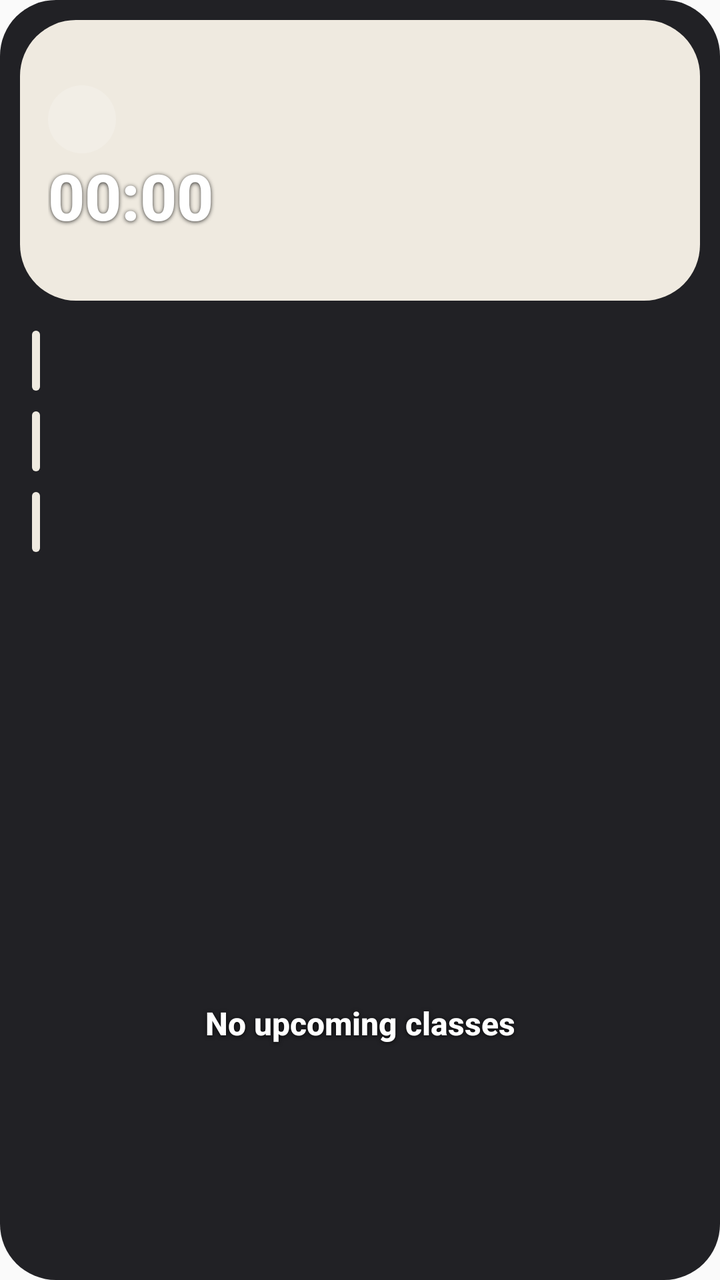
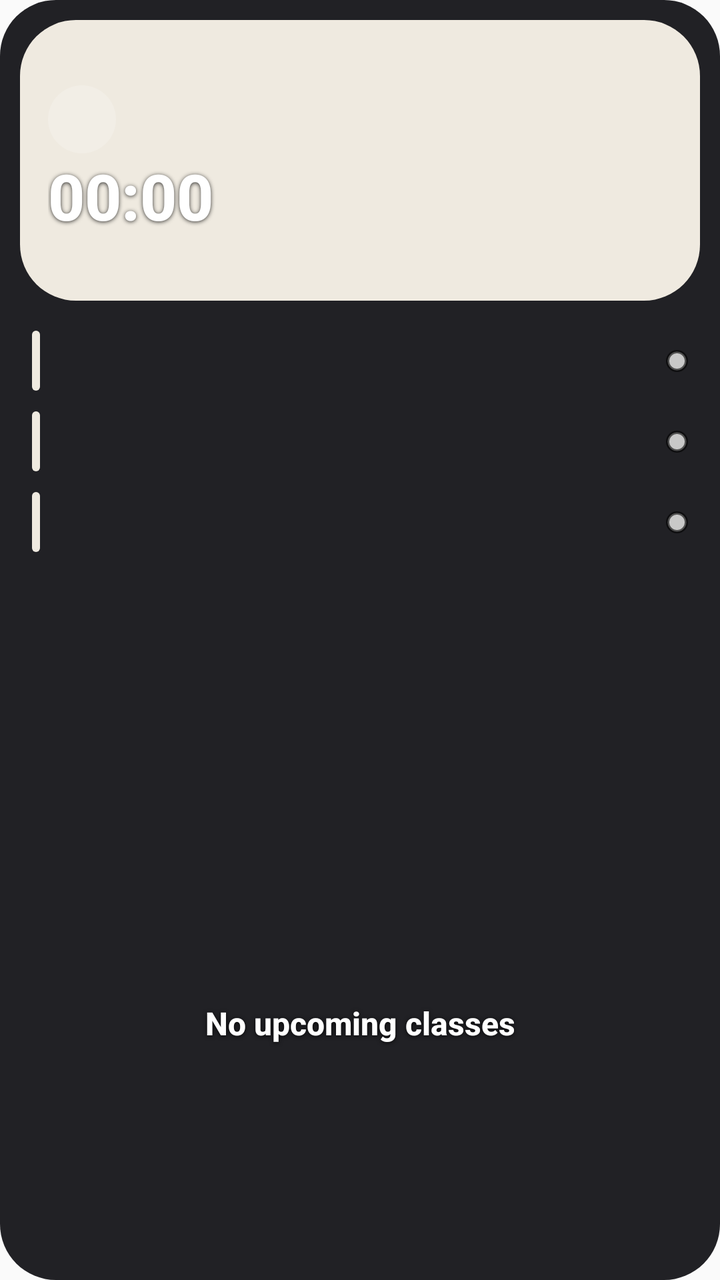

Screens rendered from an Android XML layout before and after an edit, with the pre-edit source and the edit as a unified diff.
<!-- AndroidManifest.xml: application theme Theme.Clockdown -->
<!-- res/layout/w_classes_glass.xml -->
<?xml version="1.0" encoding="utf-8"?>
<LinearLayout xmlns:android="http://schemas.android.com/apk/res/android"
    android:id="@+id/croot"
    android:layout_width="match_parent"
    android:layout_height="match_parent"
    android:background="@drawable/widget_bg"
    android:orientation="vertical"
    android:padding="10dp">

    <LinearLayout
        android:id="@+id/cnext"
        android:layout_width="match_parent"
        android:layout_height="wrap_content"
        android:background="@drawable/widget_bg_0"
        android:orientation="vertical"
        android:padding="14dp">

        <TextView
        android:shadowColor="#CC000000"
        android:shadowDx="0"
        android:shadowDy="1"
        android:shadowRadius="5"
            android:id="@+id/chead"
            android:layout_width="match_parent"
            android:layout_height="wrap_content"
            android:fontFamily="sans-serif-medium"
            android:maxLines="1"
            android:textColor="#B0FFFFFF"
            android:textSize="11sp"
            android:textStyle="bold" />

        <LinearLayout
            android:layout_width="match_parent"
            android:layout_height="wrap_content"
            android:layout_marginTop="4dp"
            android:gravity="center_vertical"
            android:orientation="horizontal">

            <TextView
        android:shadowColor="#CC000000"
        android:shadowDx="0"
        android:shadowDy="1"
        android:shadowRadius="5"
                android:id="@+id/cemoji"
                android:layout_width="34dp"
                android:layout_height="34dp"
                android:background="@drawable/widget_badge_light"
                android:gravity="center"
                android:textSize="18sp" />

            <TextView
        android:shadowColor="#CC000000"
        android:shadowDx="0"
        android:shadowDy="1"
        android:shadowRadius="5"
                android:id="@+id/cname"
                android:layout_width="0dp"
                android:layout_height="wrap_content"
                android:layout_marginStart="10dp"
                android:layout_weight="1"
                android:ellipsize="end"
                android:fontFamily="sans-serif-medium"
                android:maxLines="2"
                android:textColor="@color/white"
                android:textSize="15sp"
                android:textStyle="bold" />
        </LinearLayout>

        <Chronometer
        android:shadowColor="#CC000000"
        android:shadowDx="0"
        android:shadowDy="1"
        android:shadowRadius="5"
            android:id="@+id/cchrono"
            android:layout_width="match_parent"
            android:layout_height="wrap_content"
            android:layout_marginTop="4dp"
            android:fontFamily="sans-serif-medium"
            android:fontFeatureSettings="tnum"
            android:includeFontPadding="false"
            android:textColor="@color/white"
            android:autoSizeMaxTextSize="32sp"
            android:autoSizeMinTextSize="14sp"
            android:autoSizeStepGranularity="1sp"
            android:autoSizeTextType="uniform"
            android:maxLines="1"
            android:textSize="32sp"
            android:textStyle="bold" />

        <TextView
        android:shadowColor="#CC000000"
        android:shadowDx="0"
        android:shadowDy="1"
        android:shadowRadius="5"
            android:id="@+id/croom"
            android:layout_width="match_parent"
            android:layout_height="wrap_content"
            android:layout_marginTop="2dp"
            android:ellipsize="end"
            android:fontFamily="sans-serif-medium"
            android:maxLines="1"
            android:textColor="#B0FFFFFF"
            android:textSize="12sp"
            android:textStyle="bold" />
    </LinearLayout>

    <LinearLayout
        android:id="@+id/crest"
        android:layout_width="match_parent"
        android:layout_height="0dp"
        android:layout_marginTop="6dp"
        android:layout_weight="1"
        android:orientation="vertical">

        <LinearLayout
            android:id="@+id/c0"
            android:layout_width="match_parent"
            android:layout_height="wrap_content"
            android:layout_marginTop="8dp"
            android:gravity="center_vertical"
            android:orientation="horizontal"
            android:paddingStart="6dp"
            android:paddingEnd="6dp">

            <TextView
        android:shadowColor="#CC000000"
        android:shadowDx="0"
        android:shadowDy="1"
        android:shadowRadius="5"
                android:id="@+id/c0_bar"
                android:layout_width="4dp"
                android:layout_height="30dp"
                android:background="@drawable/widget_bg_0" />

            <TextView
        android:shadowColor="#CC000000"
        android:shadowDx="0"
        android:shadowDy="1"
        android:shadowRadius="5"
                android:id="@+id/c0_time"
                android:layout_width="62dp"
                android:layout_height="wrap_content"
                android:layout_marginStart="10dp"
                android:fontFamily="sans-serif-medium"
                android:maxLines="1"
                android:textColor="@color/white"
                android:textSize="12sp"
                android:textStyle="bold" />

            <LinearLayout
                android:layout_width="0dp"
                android:layout_height="wrap_content"
                android:layout_weight="1"
                android:orientation="vertical">

                <TextView
        android:shadowColor="#CC000000"
        android:shadowDx="0"
        android:shadowDy="1"
        android:shadowRadius="5"
                    android:id="@+id/c0_name"
                    android:layout_width="match_parent"
                    android:layout_height="wrap_content"
                    android:ellipsize="end"
                    android:fontFamily="sans-serif-medium"
                    android:maxLines="1"
                    android:textColor="@color/white"
                    android:textSize="13sp"
                    android:textStyle="bold" />

                <TextView
        android:shadowColor="#CC000000"
        android:shadowDx="0"
        android:shadowDy="1"
        android:shadowRadius="5"
                    android:id="@+id/c0_room"
                    android:layout_width="match_parent"
                    android:layout_height="wrap_content"
                    android:ellipsize="end"
                    android:maxLines="1"
                    android:textColor="#B0FFFFFF"
                    android:textSize="11sp" />
            </LinearLayout>
        </LinearLayout>

        <LinearLayout
            android:id="@+id/c1"
            android:layout_width="match_parent"
            android:layout_height="wrap_content"
            android:layout_marginTop="8dp"
            android:gravity="center_vertical"
            android:orientation="horizontal"
            android:paddingStart="6dp"
            android:paddingEnd="6dp">

            <TextView
        android:shadowColor="#CC000000"
        android:shadowDx="0"
        android:shadowDy="1"
        android:shadowRadius="5"
                android:id="@+id/c1_bar"
                android:layout_width="4dp"
                android:layout_height="30dp"
                android:background="@drawable/widget_bg_0" />

            <TextView
        android:shadowColor="#CC000000"
        android:shadowDx="0"
        android:shadowDy="1"
        android:shadowRadius="5"
                android:id="@+id/c1_time"
                android:layout_width="62dp"
                android:layout_height="wrap_content"
                android:layout_marginStart="10dp"
                android:fontFamily="sans-serif-medium"
                android:maxLines="1"
                android:textColor="@color/white"
                android:textSize="12sp"
                android:textStyle="bold" />

            <LinearLayout
                android:layout_width="0dp"
                android:layout_height="wrap_content"
                android:layout_weight="1"
                android:orientation="vertical">

                <TextView
        android:shadowColor="#CC000000"
        android:shadowDx="0"
        android:shadowDy="1"
        android:shadowRadius="5"
                    android:id="@+id/c1_name"
                    android:layout_width="match_parent"
                    android:layout_height="wrap_content"
                    android:ellipsize="end"
                    android:fontFamily="sans-serif-medium"
                    android:maxLines="1"
                    android:textColor="@color/white"
                    android:textSize="13sp"
                    android:textStyle="bold" />

                <TextView
        android:shadowColor="#CC000000"
        android:shadowDx="0"
        android:shadowDy="1"
        android:shadowRadius="5"
                    android:id="@+id/c1_room"
                    android:layout_width="match_parent"
                    android:layout_height="wrap_content"
                    android:ellipsize="end"
                    android:maxLines="1"
                    android:textColor="#B0FFFFFF"
                    android:textSize="11sp" />
            </LinearLayout>
        </LinearLayout>

        <LinearLayout
            android:id="@+id/c2"
            android:layout_width="match_parent"
            android:layout_height="wrap_content"
            android:layout_marginTop="8dp"
            android:gravity="center_vertical"
            android:orientation="horizontal"
            android:paddingStart="6dp"
            android:paddingEnd="6dp">

            <TextView
        android:shadowColor="#CC000000"
        android:shadowDx="0"
        android:shadowDy="1"
        android:shadowRadius="5"
                android:id="@+id/c2_bar"
                android:layout_width="4dp"
                android:layout_height="30dp"
                android:background="@drawable/widget_bg_0" />

            <TextView
        android:shadowColor="#CC000000"
        android:shadowDx="0"
        android:shadowDy="1"
        android:shadowRadius="5"
                android:id="@+id/c2_time"
                android:layout_width="62dp"
                android:layout_height="wrap_content"
                android:layout_marginStart="10dp"
                android:fontFamily="sans-serif-medium"
                android:maxLines="1"
                android:textColor="@color/white"
                android:textSize="12sp"
                android:textStyle="bold" />

            <LinearLayout
                android:layout_width="0dp"
                android:layout_height="wrap_content"
                android:layout_weight="1"
                android:orientation="vertical">

                <TextView
        android:shadowColor="#CC000000"
        android:shadowDx="0"
        android:shadowDy="1"
        android:shadowRadius="5"
                    android:id="@+id/c2_name"
                    android:layout_width="match_parent"
                    android:layout_height="wrap_content"
                    android:ellipsize="end"
                    android:fontFamily="sans-serif-medium"
                    android:maxLines="1"
                    android:textColor="@color/white"
                    android:textSize="13sp"
                    android:textStyle="bold" />

                <TextView
        android:shadowColor="#CC000000"
        android:shadowDx="0"
        android:shadowDy="1"
        android:shadowRadius="5"
                    android:id="@+id/c2_room"
                    android:layout_width="match_parent"
                    android:layout_height="wrap_content"
                    android:ellipsize="end"
                    android:maxLines="1"
                    android:textColor="#B0FFFFFF"
                    android:textSize="11sp" />
            </LinearLayout>
        </LinearLayout>

        <TextView
        android:shadowColor="#CC000000"
        android:shadowDx="0"
        android:shadowDy="1"
        android:shadowRadius="5"
            android:id="@+id/cmore"
            android:layout_width="match_parent"
            android:layout_height="wrap_content"
            android:fontFamily="sans-serif-medium"
            android:paddingStart="6dp"
            android:textColor="#B0FFFFFF"
            android:textSize="11sp" />

        <TextView
        android:shadowColor="#CC000000"
        android:shadowDx="0"
        android:shadowDy="1"
        android:shadowRadius="5"
            android:id="@+id/cnote"
            android:layout_width="match_parent"
            android:layout_height="wrap_content"
            android:layout_marginTop="4dp"
            android:fontFamily="sans-serif-medium"
            android:paddingStart="6dp"
            android:textColor="#B0FFFFFF"
            android:textSize="11sp" />
    </LinearLayout>

    <TextView
        android:shadowColor="#CC000000"
        android:shadowDx="0"
        android:shadowDy="1"
        android:shadowRadius="5"
        android:id="@+id/cempty"
        android:layout_width="match_parent"
        android:layout_height="0dp"
        android:layout_weight="1"
        android:fontFamily="sans-serif-medium"
        android:gravity="center"
        android:text="No upcoming classes"
        android:textColor="@color/white"
        android:textSize="16sp"
        android:textStyle="bold" />
</LinearLayout>
<!-- resources referenced by this layout -->
<resources>
  <color name="white">#FFFFFFFF</color>
  <!-- drawable widget_badge_light (drawable) -->
  <?xml version="1.0" encoding="utf-8"?>
  <shape xmlns:android="http://schemas.android.com/apk/res/android" android:shape="oval">
      <solid android:color="#33FFFFFF" />
  </shape>
  <!-- drawable widget_bg (drawable) -->
  <?xml version="1.0" encoding="utf-8"?>
  <shape xmlns:android="http://schemas.android.com/apk/res/android">
      <solid android:color="#F0141418" />
      <corners android:radius="28dp" />
  </shape>
  <!-- drawable widget_bg_0 (drawable) -->
  <?xml version="1.0" encoding="utf-8"?>
  <shape xmlns:android="http://schemas.android.com/apk/res/android">
      <solid android:color="@color/card0" />
      <corners android:radius="28dp" />
  </shape>
  <style name="Theme.Clockdown" parent="android:Theme.Material.Light.NoActionBar" />
  <color name="card0">#EFEAE0</color>
</resources>

<!-- the commit's change to res/layout/w_classes_glass.xml (unified diff, before → after) -->
@@ -181,6 +181,13 @@
                     android:textColor="#B0FFFFFF"
                     android:textSize="11sp" />
             </LinearLayout>
+
+            <TextView
+                android:id="@+id/c0_dot"
+                android:layout_width="11dp"
+                android:layout_height="11dp"
+                android:layout_marginStart="8dp"
+                android:background="@drawable/att_dot_none" />
         </LinearLayout>
 
         <LinearLayout
@@ -252,6 +259,13 @@
                     android:textColor="#B0FFFFFF"
                     android:textSize="11sp" />
             </LinearLayout>
+
+            <TextView
+                android:id="@+id/c1_dot"
+                android:layout_width="11dp"
+                android:layout_height="11dp"
+                android:layout_marginStart="8dp"
+                android:background="@drawable/att_dot_none" />
         </LinearLayout>
 
         <LinearLayout
@@ -323,6 +337,13 @@
                     android:textColor="#B0FFFFFF"
                     android:textSize="11sp" />
             </LinearLayout>
+
+            <TextView
+                android:id="@+id/c2_dot"
+                android:layout_width="11dp"
+                android:layout_height="11dp"
+                android:layout_marginStart="8dp"
+                android:background="@drawable/att_dot_none" />
         </LinearLayout>
 
         <TextView
<!-- resource entries referenced after the edit -->
@@ -1,6 +1,12 @@
 <!-- resources referenced by this layout -->
 <resources>
   <color name="white">#FFFFFFFF</color>
+  <!-- drawable att_dot_none (drawable) -->
+  <?xml version="1.0" encoding="utf-8"?>
+  <shape xmlns:android="http://schemas.android.com/apk/res/android" android:shape="oval">
+      <solid android:color="#C8C8C8" />
+      <stroke android:width="1.5dp" android:color="#99000000" />
+  </shape>
   <!-- drawable widget_badge_light (drawable) -->
   <?xml version="1.0" encoding="utf-8"?>
   <shape xmlns:android="http://schemas.android.com/apk/res/android" android:shape="oval">
